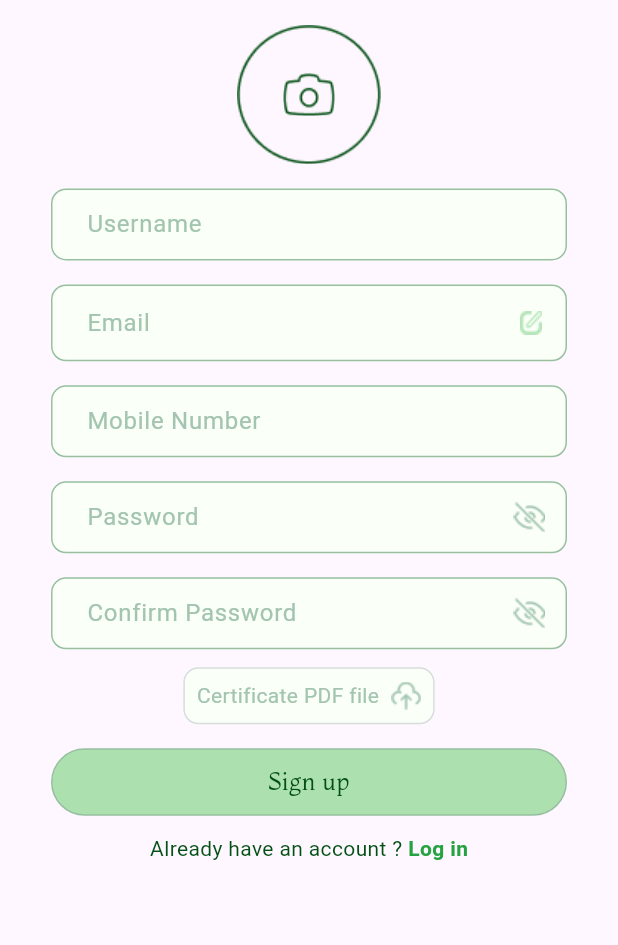
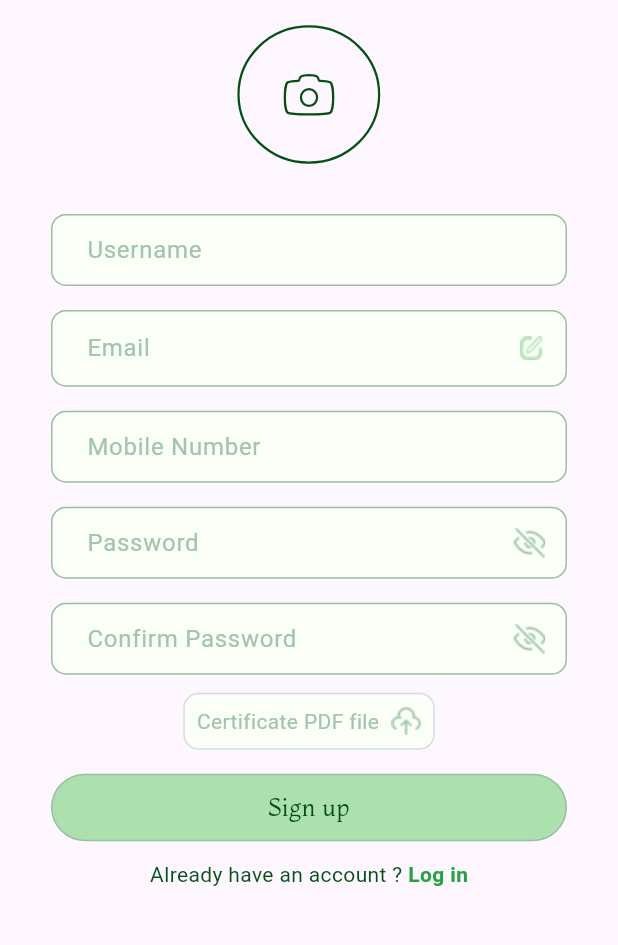
Before and after one commit to JafarKMarouf/healthy_food_app, a Flutter app: the screen it shows after launch, scrolled down 65 dp, after a tap on "Log in", after a tap on "Create new account", on a phone screen of 412 x 824 dp, the part 265-1210 px from its top. Run offline on Flutter 3.47's test engine with Material 3 defaults, Android fonts, the phone set to English and light mode, and no system bars; our stand-ins replace flutter_otp_text_field, flutter_svg, get; Roboto replaces fonts that are missing (Cabin Medium, Cabin-Medium); project files that could hold a hidden picture were left out.

Commit message:
fix some bugs in project

```diff
--- a/lib/features/auth/view/widgets/login_form.dart
+++ b/lib/features/auth/view/widgets/login_form.dart
@@ -89,7 +89,7 @@ class LoginForm extends StatelessWidget {
               Row(
                 children: [
                   SvgPicture.asset(
-                    'assets/images/checkcircle.svg',
+                    'assets/vectors/checkcircle.svg',
                     height: 16,
                     width: 16,
                   ),
--- a/lib/features/auth/view/widgets/signup_form.dart
+++ b/lib/features/auth/view/widgets/signup_form.dart
@@ -1,4 +1,5 @@
 import 'package:flutter/material.dart';
+import 'package:flutter_svg/svg.dart';
 import 'package:get/get.dart';
 import 'package:healthyfood/core/constant.dart';
 import 'package:healthyfood/features/auth/view/login_view.dart';
@@ -14,6 +15,8 @@ class SignupForm extends StatelessWidget {
     bool visible = false;
     GlobalKey<FormState> formKey = GlobalKey();
     AutovalidateMode autoValidate = AutovalidateMode.disabled;
+    void uploadImage() {
+    }
 
     return SizedBox(
       child: Form(
@@ -22,19 +25,20 @@ class SignupForm extends StatelessWidget {
         child: Column(
           children: [
             GestureDetector(
-              onTap: () {},
+              onTap: () {
+                uploadImage();
+              },
               child: Stack(
                 alignment: Alignment.center,
                 children: [
-                  Image.asset('assets/images/bordercamera.png'),
-                  Image.asset(
-                    'assets/images/camera.png',
-                    color: const Color(0xff035014),
+                  SvgPicture.asset(
+                    'assets/vectors/camera.svg',
                   ),
+                  SvgPicture.asset('assets/vectors/bordercamera.svg'),
                 ],
               ),
             ),
-            const SizedBox(height: 16),
+            SizedBox(height: MediaQuery.of(context).size.height * .04),
             CustomeTextFormField(
               type: TextInputType.text,
               isSuffix: false,
@@ -51,7 +55,9 @@ class SignupForm extends StatelessWidget {
               type: TextInputType.emailAddress,
               isSuffix: false,
               hintText: 'Email',
-              suffix: Image.asset('assets/images/edit_icon.png'),
+              suffix: Image.asset(
+                'assets/images/edit_icon.png',
+              ),
               validate: (value) {
                 if (value!.isEmpty) {
                   return "email is require";
--- a/pubspec.yaml
+++ b/pubspec.yaml
@@ -8,7 +8,6 @@ environment:
   sdk: ">=3.3.3 <4.0.0"
 
 dependencies:
-  awesome_dialog: ^3.2.1
   cupertino_icons: ^1.0.6
   flutter:
     sdk: flutter
@@ -38,6 +37,7 @@ flutter:
 
   assets:
     - assets/images/
+    - assets/vectors/
 
   fonts:
     - family: Montaga
```
Also changed, not shown: lib/features/splash/controller/splashcontroller.dart (+0 -7 lines), lib/main.dart (+0 -51 lines), assets/images/log_out_12.png (deleted), assets/vectors/bordercamera.svg (added), assets/vectors/camera.svg (added), assets/vectors/checkcircle.svg (renamed from assets/images/checkcircle.svg), assets/vectors/dialog.svg (renamed from assets/images/dialog.svg), assets/vectors/edit.svg (added), assets/vectors/error.svg, assets/vectors/invisible.svg (added), assets/vectors/logo.svg (added), assets/vectors/logout.svg (added), assets/vectors/success.svg (added), assets/vectors/upload.svg (added), 2 more files, 5 other files.
